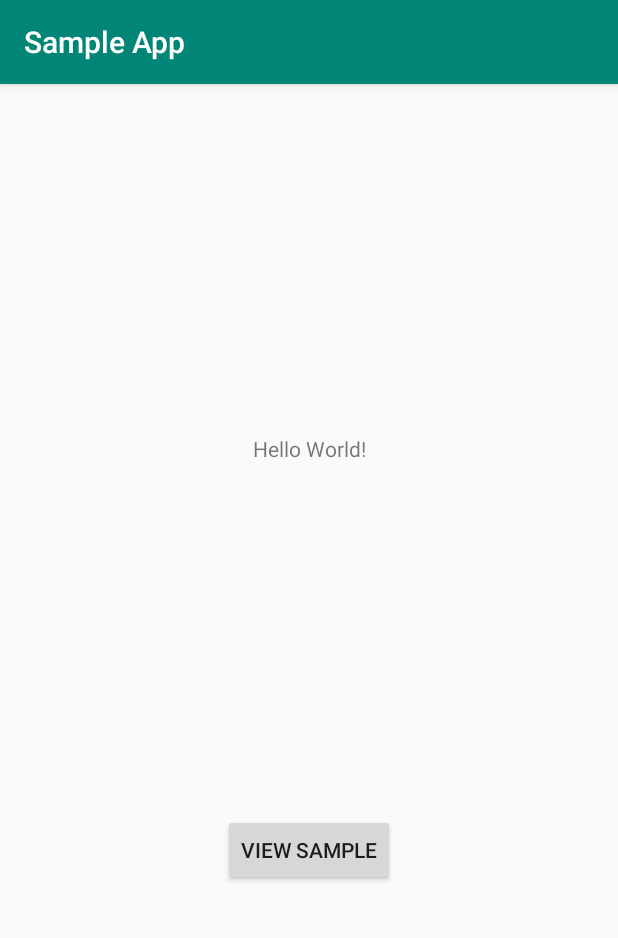
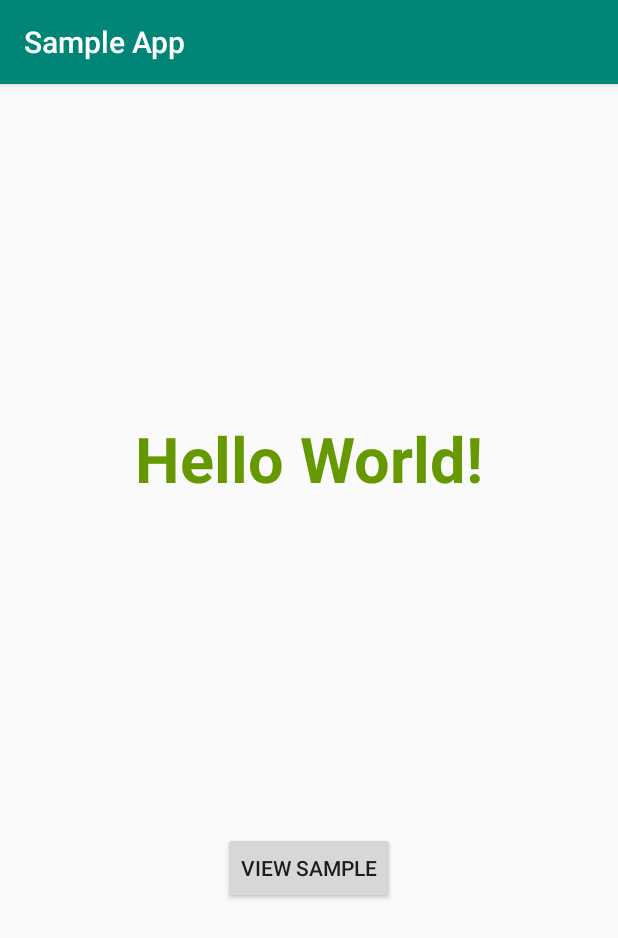
Before and after one commit to jack-mo/sample, an Android app: the screen it shows after launch (MainActivity), on a phone screen of 412 x 824 dp. Shown: the top 938 px of the screen. Run offline under Robolectric (Android 15) with nearby library versions, the phone set to English and light mode, and no system bars.

Commit message:
modifies main string styling

```diff
--- a/sampleapp/src/main/res/layout/activity_main.xml
+++ b/sampleapp/src/main/res/layout/activity_main.xml
@@ -11,6 +11,9 @@
         android:layout_width="wrap_content"
         android:layout_height="wrap_content"
         android:text="@string/hello_world"
+        android:textColor="@android:color/holo_green_dark"
+        android:textSize="@dimen/text_large"
+        android:textStyle="bold"
         app:layout_constraintBottom_toTopOf="@id/button"
         app:layout_constraintLeft_toLeftOf="parent"
         app:layout_constraintRight_toRightOf="parent"
--- /dev/null
+++ b/sampleapp/src/main/res/values/dimens.xml
@@ -0,0 +1,4 @@
+<?xml version="1.0" encoding="utf-8"?>
+<resources>
+    <dimen name="text_large">42sp</dimen>
+</resources>
```
